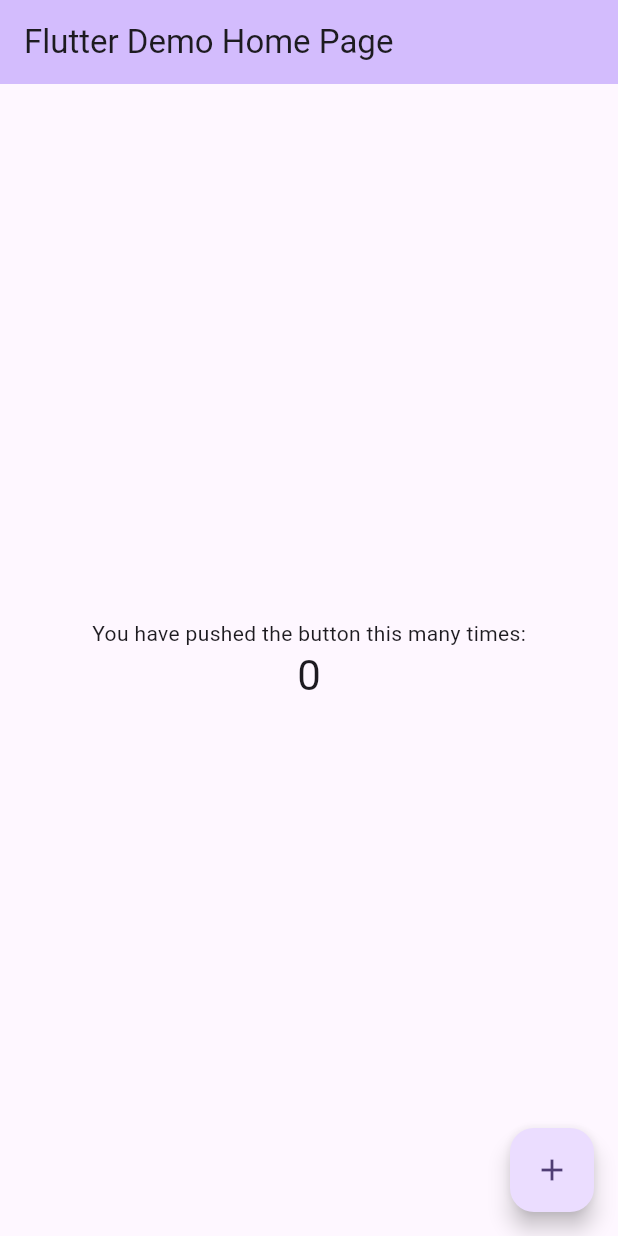
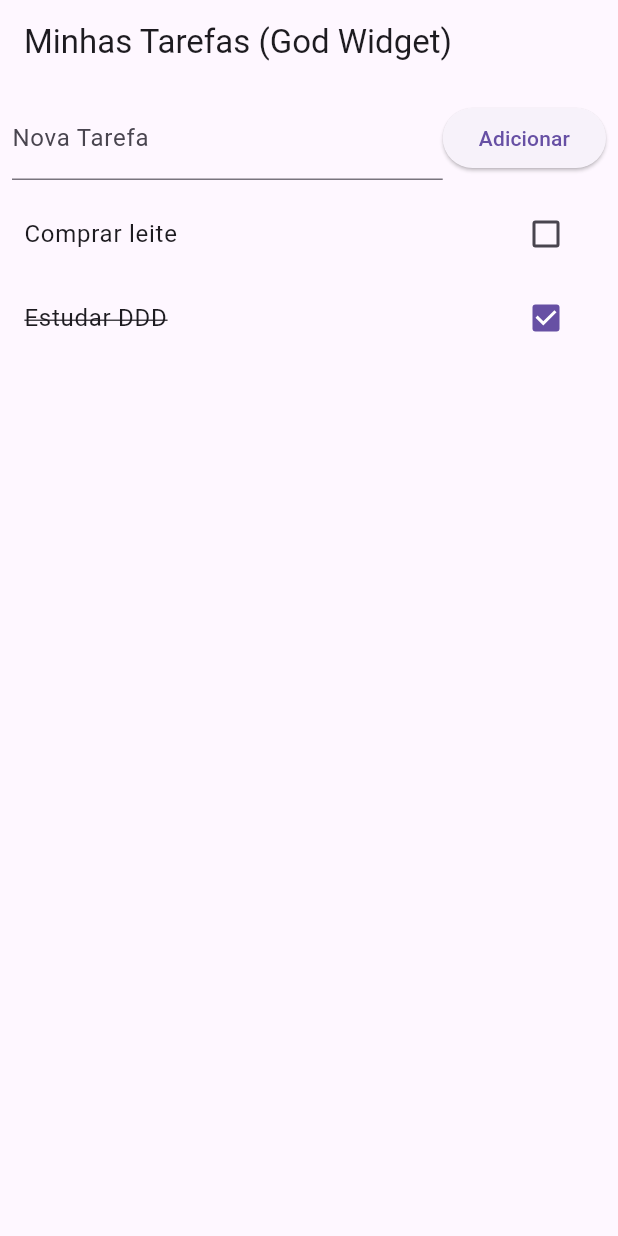
Before and after one commit to Pcgo24/Desafio-04, a Flutter app: the screen it shows after launch, on a phone screen of 412 x 824 dp. Run offline on Flutter 3.47's test engine with Material 3 defaults, Android fonts, the phone set to English and light mode, and no system bars.

Commit message:
Add directory structure

```diff
--- a/lib/main.dart
+++ b/lib/main.dart
@@ -1,4 +1,11 @@
 import 'package:flutter/material.dart';
+
+class TodoItem {
+  final String title;
+  bool isCompleted;
+
+  TodoItem(this.title, {this.isCompleted = false});
+}
 
 void main() {
   runApp(const MyApp());
@@ -7,116 +14,114 @@ void main() {
 class MyApp extends StatelessWidget {
   const MyApp({super.key});
 
-  // This widget is the root of your application.
   @override
   Widget build(BuildContext context) {
-    return MaterialApp(
-      title: 'Flutter Demo',
-      theme: ThemeData(
-        // This is the theme of your application.
-        //
-        // TRY THIS: Try running your application with "flutter run". You'll see
-        // the application has a purple toolbar. Then, without quitting the app,
-        // try changing the seedColor in the colorScheme below to Colors.green
-        // and then invoke "hot reload" (save your changes or press the "hot
-        // reload" button in a Flutter-supported IDE, or press "r" if you used
-        // the command line to start the app).
-        //
-        // Notice that the counter didn't reset back to zero; the application
-        // state is not lost during the reload. To reset the state, use hot
-        // restart instead.
-        //
-        // This works for code too, not just values: Most code changes can be
-        // tested with just a hot reload.
-        colorScheme: ColorScheme.fromSeed(seedColor: Colors.deepPurple),
-      ),
-      home: const MyHomePage(title: 'Flutter Demo Home Page'),
+    return const MaterialApp(
+      title: 'DDD Refactor Challenge',
+      home: TodoListScreen(),
     );
   }
 }
 
-class MyHomePage extends StatefulWidget {
-  const MyHomePage({super.key, required this.title});
-
-  // This widget is the home page of your application. It is stateful, meaning
-  // that it has a State object (defined below) that contains fields that affect
-  // how it looks.
-
-  // This class is the configuration for the state. It holds the values (in this
-  // case the title) provided by the parent (in this case the App widget) and
-  // used by the build method of the State. Fields in a Widget subclass are
-  // always marked "final".
-
-  final String title;
+class TodoListScreen extends StatefulWidget {
+  const TodoListScreen({super.key});
 
   @override
-  State<MyHomePage> createState() => _MyHomePageState();
+  State<TodoListScreen> createState() => _TodoListScreenState();
 }
 
-class _MyHomePageState extends State<MyHomePage> {
-  int _counter = 0;
+class _TodoListScreenState extends State<TodoListScreen> {
+  final List<TodoItem> _todos = [];
+  final TextEditingController _controller = TextEditingController();
 
-  void _incrementCounter() {
+  // Lógica de "Serviço/Infraestrutura"
+  void _loadTodosFromStorage() {
+    // Simula o carregamento de dados (Infraestrutura)
     setState(() {
-      // This call to setState tells the Flutter framework that something has
-      // changed in this State, which causes it to rerun the build method below
-      // so that the display can reflect the updated values. If we changed
-      // _counter without calling setState(), then the build method would not be
-      // called again, and so nothing would appear to happen.
-      _counter++;
+      _todos.add(TodoItem('Comprar leite', isCompleted: false));
+      _todos.add(TodoItem('Estudar DDD', isCompleted: true));
+    });
+  }
+
+  // Lógica de Negócio (Domínio)
+  void _addTodo() {
+    final title = _controller.text.trim();
+    if (title.isNotEmpty && title.length < 50) {
+      // Regra de Negócio: limite de 50 caracteres
+      setState(() {
+        _todos.add(TodoItem(title));
+        _controller.clear();
+      });
+    } else if (title.length >= 50) {
+      // Simulação de erro/feedback da UI
+
+      ScaffoldMessenger.of(
+        context,
+      ).showSnackBar(const SnackBar(content: Text('A tarefa é muito longa!')));
+    }
+  }
+
+  // Lógica de Negócio (Domínio)
+  void _toggleTodo(int index) {
+    setState(() {
+      _todos[index].isCompleted = !_todos[index].isCompleted;
     });
   }
 
   @override
+  void initState() {
+    super.initState();
+    _loadTodosFromStorage();
+  }
+
+  @override
   Widget build(BuildContext context) {
-    // This method is rerun every time setState is called, for instance as done
-    // by the _incrementCounter method above.
-    //
-    // The Flutter framework has been optimized to make rerunning build methods
-    // fast, so that you can just rebuild anything that needs updating rather
-    // than having to individually change instances of widgets.
+    // Lógica de Apresentação/UI
     return Scaffold(
-      appBar: AppBar(
-        // TRY THIS: Try changing the color here to a specific color (to
-        // Colors.amber, perhaps?) and trigger a hot reload to see the AppBar
-        // change color while the other colors stay the same.
-        backgroundColor: Theme.of(context).colorScheme.inversePrimary,
-        // Here we take the value from the MyHomePage object that was created by
-        // the App.build method, and use it to set our appbar title.
-        title: Text(widget.title),
+      appBar: AppBar(title: const Text('Minhas Tarefas (God Widget)')),
+      body: Column(
+        children: [
+          Padding(
+            padding: const EdgeInsets.all(8.0),
+            child: Row(
+              children: [
+                Expanded(
+                  child: TextField(
+                    controller: _controller,
+                    decoration: const InputDecoration(labelText: 'Nova Tarefa'),
+                  ),
+                ),
+                ElevatedButton(
+                  onPressed: _addTodo,
+                  child: const Text('Adicionar'),
+                ),
+              ],
+            ),
+          ),
+          Expanded(
+            child: ListView.builder(
+              itemCount: _todos.length,
+              itemBuilder: (context, index) {
+                final todo = _todos[index];
+                return ListTile(
+                  title: Text(
+                    todo.title,
+                    style: TextStyle(
+                      decoration: todo.isCompleted
+                          ? TextDecoration.lineThrough
+                          : null,
+                    ),
+                  ),
+                  trailing: Checkbox(
+                    value: todo.isCompleted,
+                    onChanged: (_) => _toggleTodo(index),
+                  ),
+                );
+              },
+            ),
+          ),
+        ],
       ),
-      body: Center(
-        // Center is a layout widget. It takes a single child and positions it
-        // in the middle of the parent.
-        child: Column(
-          // Column is also a layout widget. It takes a list of children and
-          // arranges them vertically. By default, it sizes itself to fit its
-          // children horizontally, and tries to be as tall as its parent.
-          //
-          // Column has various properties to control how it sizes itself and
-          // how it positions its children. Here we use mainAxisAlignment to
-          // center the children vertically; the main axis here is the vertical
-          // axis because Columns are vertical (the cross axis would be
-          // horizontal).
-          //
-          // TRY THIS: Invoke "debug painting" (choose the "Toggle Debug Paint"
-          // action in the IDE, or press "p" in the console), to see the
-          // wireframe for each widget.
-          mainAxisAlignment: MainAxisAlignment.center,
-          children: <Widget>[
-            const Text('You have pushed the button this many times:'),
-            Text(
-              '$_counter',
-              style: Theme.of(context).textTheme.headlineMedium,
-            ),
-          ],
-        ),
-      ),
-      floatingActionButton: FloatingActionButton(
-        onPressed: _incrementCounter,
-        tooltip: 'Increment',
-        child: const Icon(Icons.add),
-      ), // This trailing comma makes auto-formatting nicer for build methods.
     );
   }
 }
```
Also changed, not shown: lib/features/todo/data/datasources/todo_local_datasource.dart (added), lib/features/todo/data/repositories/todo_repository_impl.dart (added), lib/features/todo/domain/entities/todo.dart (added), lib/features/todo/domain/entities/todo_title.dart (added), lib/features/todo/domain/repositories/i_todo_repository.dart (added), lib/features/todo/domain/usecases/add_todo.dart (added), lib/features/todo/domain/usecases/get_todos.dart (added), lib/features/todo/domain/usecases/toggle_todo_status.dart (added), lib/features/todo/presentation/notifiers/todo_notifier.dart (added), lib/features/todo/presentation/pages/todo_list_screen.dart (added).
